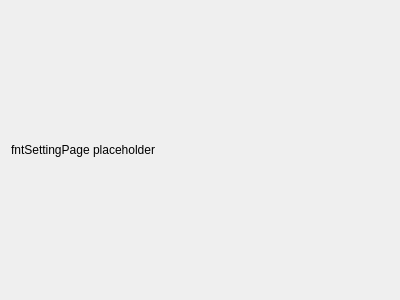
Qt form fntsetting.ui (Aryetis/Obenkyobo) before a commit.
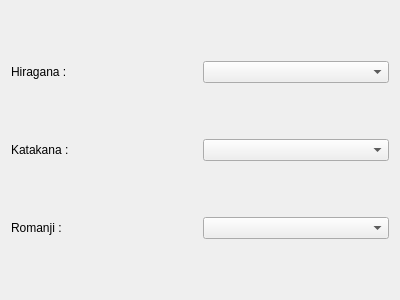
The same form after that commit.

Commit message: font setting first draft

Patch:
```diff
--- a/fntsetting.ui
+++ b/fntsetting.ui
@@ -15,11 +15,58 @@
   </property>
   <layout class="QVBoxLayout" name="verticalLayout">
    <item>
-    <widget class="QLabel" name="placeholder">
-     <property name="text">
-      <string>fntSettingPage placeholder</string>
-     </property>
-    </widget>
+    <layout class="QHBoxLayout" name="HiraganaContainer">
+     <item>
+      <layout class="QHBoxLayout" name="HiraganaSubContainer">
+       <item>
+        <widget class="QLabel" name="hiraganaLabel">
+         <property name="text">
+          <string>Hiragana : </string>
+         </property>
+        </widget>
+       </item>
+       <item>
+        <widget class="QComboBox" name="hiraganaDropdown"/>
+       </item>
+      </layout>
+     </item>
+    </layout>
+   </item>
+   <item>
+    <layout class="QHBoxLayout" name="KatakanaContainer">
+     <item>
+      <layout class="QHBoxLayout" name="KatakanaSubContainer">
+       <item>
+        <widget class="QLabel" name="katakanaLabel">
+         <property name="text">
+          <string>Katakana : </string>
+         </property>
+        </widget>
+       </item>
+       <item>
+        <widget class="QComboBox" name="KatakanaDropdown"/>
+       </item>
+      </layout>
+     </item>
+    </layout>
+   </item>
+   <item>
+    <layout class="QHBoxLayout" name="RomanjiContainer">
+     <item>
+      <layout class="QHBoxLayout" name="RomanjiSubContainer">
+       <item>
+        <widget class="QLabel" name="RomanjiLabel">
+         <property name="text">
+          <string>Romanji : </string>
+         </property>
+        </widget>
+       </item>
+       <item>
+        <widget class="QComboBox" name="RomanjiDropdown"/>
+       </item>
+      </layout>
+     </item>
+    </layout>
    </item>
   </layout>
  </widget>
```
The commit also changes 22 other files.
